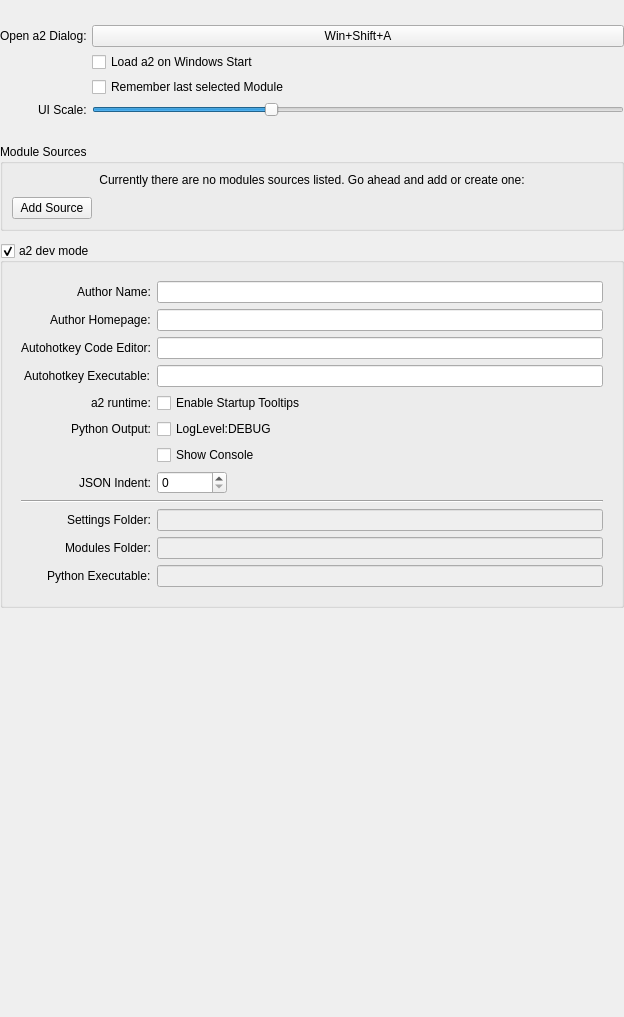
Above: ui/a2widget/a2settings_view.ui from ewerybody/a2 before the change. Below: the same form after it.
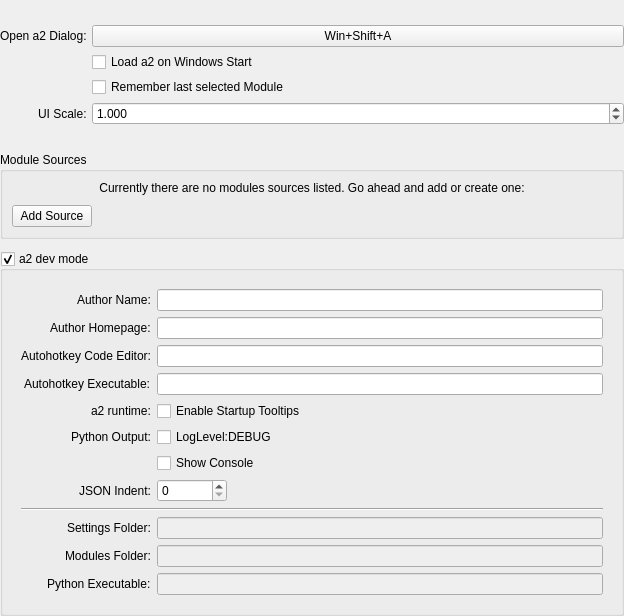
That is the form after the change. Custom widgets are drawn as their Qt base class.

Commit message: connected new ui scale slider fixed #17

Patch:
```diff
--- a/ui/a2widget/a2settings_view.ui
+++ b/ui/a2widget/a2settings_view.ui
@@ -7,7 +7,7 @@
     <x>0</x>
     <y>0</y>
     <width>624</width>
-    <height>1017</height>
+    <height>615</height>
    </rect>
   </property>
   <property name="windowTitle">
@@ -73,17 +73,20 @@
      </item>
      <item row="3" column="1">
       <widget class="A2Slider" name="ui_scale_slider">
+       <property name="decimals">
+        <number>3</number>
+       </property>
        <property name="minimum">
-        <number>0</number>
+        <double>0.300000000000000</double>
        </property>
        <property name="maximum">
-        <number>300</number>
+        <double>2.000000000000000</double>
+       </property>
+       <property name="singleStep">
+        <double>0.050000000000000</double>
        </property>
        <property name="value">
-        <number>100</number>
-       </property>
-       <property name="orientation">
-        <enum>Qt::Horizontal</enum>
+        <double>1.000000000000000</double>
        </property>
       </widget>
      </item>
@@ -351,17 +354,17 @@
   <customwidget>
    <class>A2Hotkey</class>
    <extends>QPushButton</extends>
-   <header>a2ctrl.hotkey</header>
-  </customwidget>
-  <customwidget>
-   <class>A2Slider</class>
-   <extends>QSlider</extends>
-   <header>a2widget.a2slider</header>
+   <header>a2widget.a2hotkey</header>
   </customwidget>
   <customwidget>
    <class>A2PathField</class>
    <extends>QLineEdit</extends>
-   <header>a2widget.path_field</header>
+   <header>a2widget.a2path_field</header>
+  </customwidget>
+  <customwidget>
+   <class>A2Slider</class>
+   <extends>QDoubleSpinBox</extends>
+   <header>a2widget.a2slider</header>
   </customwidget>
  </customwidgets>
  <resources/>
```
The commit also changes 2 other files.
